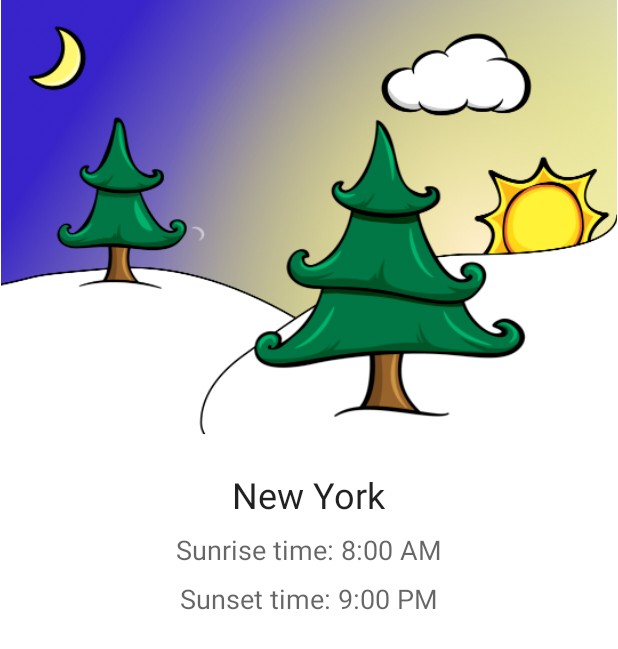
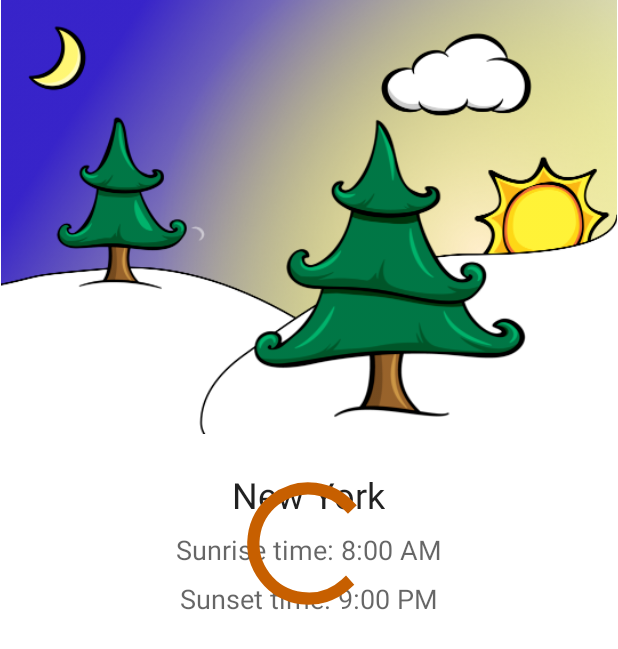
Before and after one commit to ikust/FromDuskTillDawn, an Android app: the layout activity_location_detail.xml on its own in the app's theme, with its tools: preview values and no code run, on a phone screen of 412 x 824 dp. Shown: the top 649 px of the screen. Run offline under Robolectric (Android 15) with nearby library versions, the phone set to English and light mode, and no system bars.

Commit message:
Added progress indicators.

```diff
--- a/app/src/main/java/com/raywenderlich/android/rwandroidtutorial/ui/locationdetail/LocationDetailActivity.kt
+++ b/app/src/main/java/com/raywenderlich/android/rwandroidtutorial/ui/locationdetail/LocationDetailActivity.kt
@@ -4,6 +4,7 @@ import android.arch.lifecycle.Observer
 import android.arch.lifecycle.ViewModelProviders
 import android.os.Bundle
 import android.support.v7.app.AppCompatActivity
+import android.view.View
 import com.raywenderlich.android.rwandroidtutorial.R
 import com.raywenderlich.android.rwandroidtutorial.formatTimeString
 import kotlinx.android.synthetic.main.activity_location_detail.*
@@ -16,9 +17,13 @@ class LocationDetailActivity : AppCompatActivity() {
     super.onCreate(savedInstanceState)
     setContentView(R.layout.activity_location_detail)
 
+    progressBar.visibility = View.VISIBLE
+
     viewModel = ViewModelProviders.of(this).get(LocationDetailViewModel::class.java)
 
     viewModel.locationSunTimetable.observe(this, Observer { sunTimetable ->
+      progressBar.visibility = View.GONE
+
       tvLocation.text = sunTimetable?.locationName
       tvSunrise.text = formatTimeString(this, R.string.sunrise_format, sunTimetable?.sunrise)
       tvSunset.text = formatTimeString(this, R.string.sunset_format, sunTimetable?.sunset)
--- a/app/src/main/java/com/raywenderlich/android/rwandroidtutorial/ui/main/MainActivity.kt
+++ b/app/src/main/java/com/raywenderlich/android/rwandroidtutorial/ui/main/MainActivity.kt
@@ -61,6 +61,8 @@ class MainActivity : AppCompatActivity(), ActivityCompat.OnRequestPermissionsRes
     viewModel = ViewModelProviders.of(this).get(MainViewModel::class.java)
 
     viewModel.currentLocationSunTimetable.observe(this, Observer { sunTimetable ->
+      progressBar.visibility = View.GONE
+
       tvLocation.text = sunTimetable?.locationName ?: getString(R.string.couldnt_find_location)
       tvSunrise.text = formatTimeString(this, R.string.sunrise_format, sunTimetable?.sunrise)
       tvSunset.text = formatTimeString(this, R.string.sunset_format, sunTimetable?.sunset)
@@ -83,6 +85,7 @@ class MainActivity : AppCompatActivity(), ActivityCompat.OnRequestPermissionsRes
 
     if (ContextCompat.checkSelfPermission(this, Manifest.permission.ACCESS_COARSE_LOCATION)
         == PackageManager.PERMISSION_GRANTED) {
+      progressBar.visibility = View.VISIBLE
       viewModel.load()
     } else {
       // Show rationale and request permission.
@@ -95,6 +98,7 @@ class MainActivity : AppCompatActivity(), ActivityCompat.OnRequestPermissionsRes
       if (permissions.size == 1 &&
           permissions[0] == Manifest.permission.ACCESS_COARSE_LOCATION &&
           grantResults[0] == PackageManager.PERMISSION_GRANTED) {
+        progressBar.visibility = View.VISIBLE
         viewModel.load()
       } else {
         tvLocation.text = getString(R.string.location_permission_denied)
--- a/app/src/main/res/layout/activity_location_detail.xml
+++ b/app/src/main/res/layout/activity_location_detail.xml
@@ -60,4 +60,16 @@
     app:layout_constraintTop_toTopOf="parent"
     tools:text="Sunset time: 9:00 PM" />
 
+  <ProgressBar
+    android:id="@+id/progressBar"
+    android:visibility="gone"
+    tools:visibility="visible"
+    android:layout_alignTop="@+id/tvLocation"
+    android:layout_alignBottom="@+id/tvSunset"
+    android:layout_alignParentStart="true"
+    android:layout_alignParentEnd="true"
+    android:layout_width="wrap_content"
+    android:layout_height="wrap_content"
+    android:layout_gravity="center" />
+
 </RelativeLayout>
```
Also changed, not shown: app/src/main/res/layout/activity_main.xml (+12 -0 lines).
